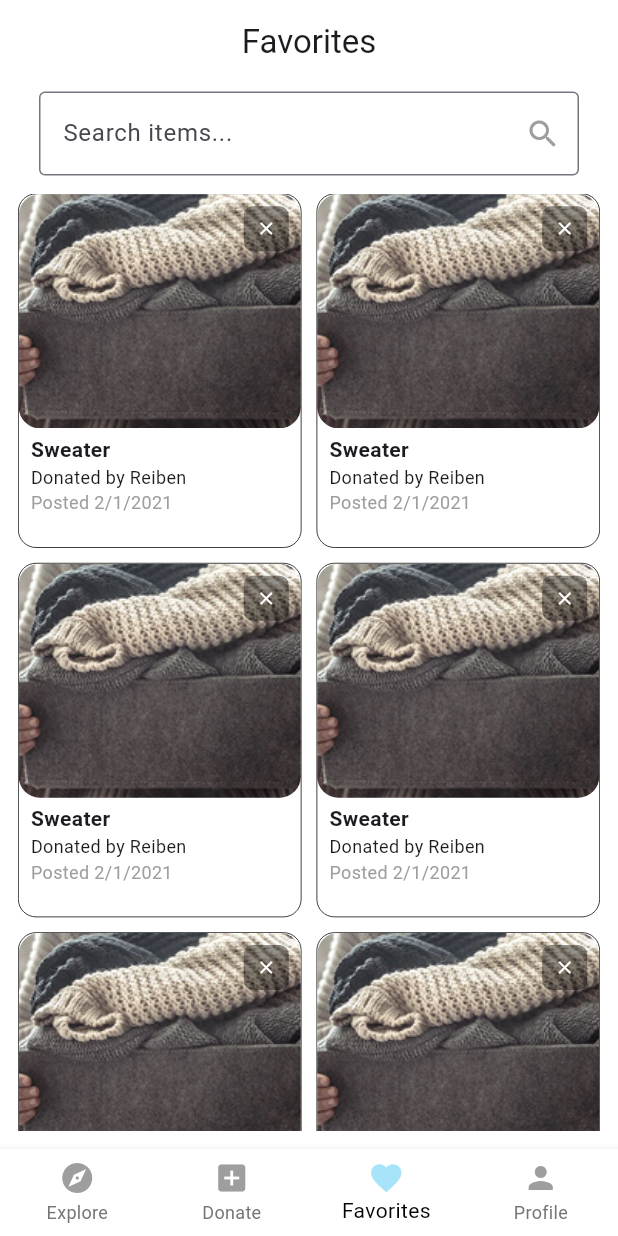
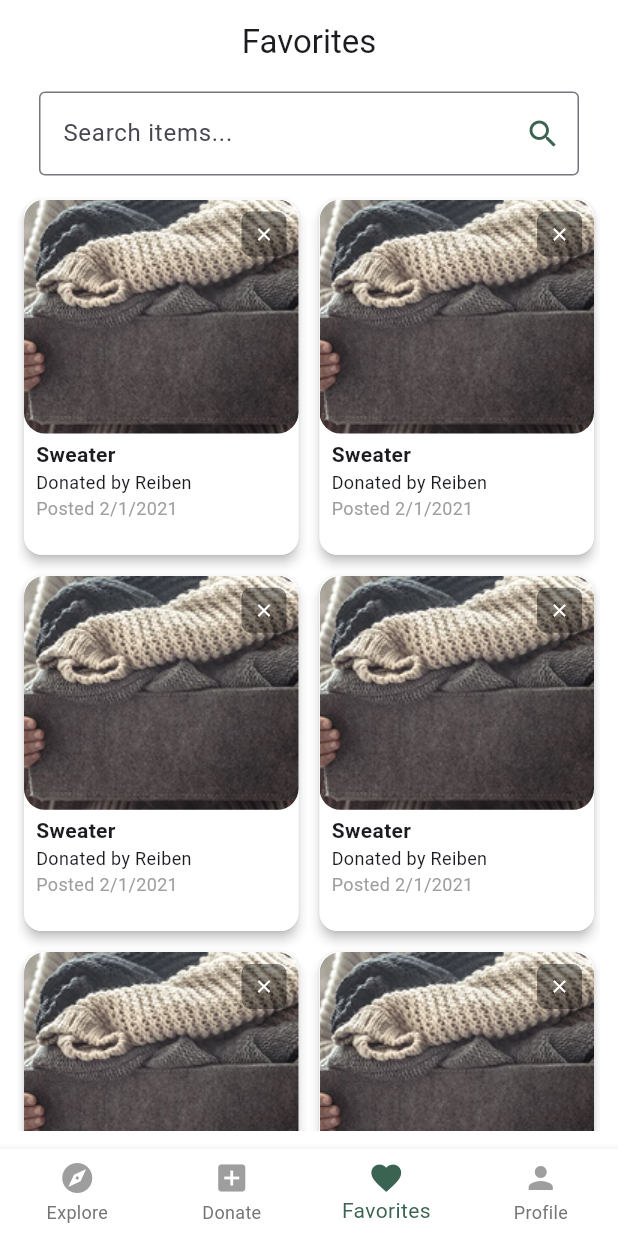
Before and after one commit to Aaronarphaxad/GiveNGet, a Flutter app: the ExploreScreen screen opened by its route, item 3 of the bottom bar chosen, on a phone screen of 412 x 824 dp. Run offline on Flutter 3.47's test engine with Material 3 defaults, Android fonts, the light colour scheme and no system bars; our stand-ins replace shared_preferences, smooth_page_indicator; accounts and stored records are empty.

Commit message:
updated favourites screen styling, card, green textfield

```diff
--- a/lib/screens/home/donate_screen.dart
+++ b/lib/screens/home/donate_screen.dart
@@ -18,7 +18,7 @@ class _DonateScreenState extends State<DonateScreen> {
       backgroundColor: Colors.white,
       appBar: AppBar(
         backgroundColor: Colors.white,
-        title: Text("Post a Donation", style: TextStyle(fontWeight: FontWeight.bold),),
+        title: Text("Post a Donation",),
         centerTitle: true,
       ),
       body: SingleChildScrollView(
--- a/lib/screens/home/explore_screen.dart
+++ b/lib/screens/home/explore_screen.dart
@@ -32,9 +32,9 @@ class _ExploreScreenState extends State<ExploreScreen> {
         currentIndex: _selectedIndex,
         onTap: _onItemTapped,
         type: BottomNavigationBarType.fixed,
-        selectedItemColor: Colors.black, // Keep the text color same
+        selectedItemColor: Color(0xFF3A6351), // Keep the text color same
         unselectedItemColor: Colors.grey.shade600, // Inactive text color
-        selectedIconTheme: const IconThemeData(color: Color.fromARGB(255, 167, 228, 250),), // More vibrant active icon color
+        selectedIconTheme: const IconThemeData(color: Color(0xFF3A6351),), // More vibrant active icon color
         unselectedIconTheme: const IconThemeData(color: Colors.grey), // Inactive icon color
         backgroundColor: Colors.white, // Background color for the bottom bar
         elevation: 5, // Shadow for the bottom bar
--- a/lib/screens/home/favorites_screen.dart
+++ b/lib/screens/home/favorites_screen.dart
@@ -37,20 +37,20 @@ class FavoritesScreen extends StatelessWidget {
                 SizedBox(
                 width: 360,
                 child: TextField(
-                  cursorColor: Color.fromARGB(255, 73, 181, 220),
+                  cursorColor: Color(0xFF3A6351),
                   decoration: InputDecoration(
                     focusedBorder:  OutlineInputBorder(
-                      borderSide: BorderSide(color: const Color.fromARGB(255, 73, 181, 220), width: 2),
+                      borderSide: BorderSide(color: Color(0xFF3A6351), width: 2),
                     ),
                     border: OutlineInputBorder(),
                     label: Text('Search items...'),
                     floatingLabelStyle: TextStyle(
-                      color: Color.fromARGB(255, 73, 181, 220),
+                      color: Color(0xFF3A6351),
                     ),
                   ),
                 ),
               ),
-              IconButton(onPressed: (){}, icon: Icon(Icons.search, color: Colors.grey,)),
+              IconButton(onPressed: (){}, icon: Icon(Icons.search, color: Color(0xFF3A6351),),),
               ],
             ),
            Expanded(
@@ -59,9 +59,9 @@ class FavoritesScreen extends StatelessWidget {
                child: GridView.builder(
                   gridDelegate: SliverGridDelegateWithFixedCrossAxisCount(
                     crossAxisCount: 2,
-                    crossAxisSpacing: 10,
-                    mainAxisSpacing: 10,
-                    childAspectRatio: 0.8,
+                    crossAxisSpacing: 6,
+                    mainAxisSpacing: 6,
+                    childAspectRatio: 0.78,
                   ),
                   itemCount: _getFavourites().length,
                   itemBuilder: (context, index) {
@@ -87,11 +87,15 @@ class FavouriteDonationGridListItem extends StatelessWidget {
   @override
   Widget build(BuildContext context) {
     return GestureDetector(
-      onTap: () {},  // we navigate to detail screen here
+      onTap: () {
+
+
+      },  // we navigate to detail screen here
+      child: Card(
+        elevation: 3,
         child: Container(
             decoration: BoxDecoration(
               borderRadius: BorderRadius.circular(12),
-            border: Border.all(color: Colors.black, width: 0.5),
               color: Colors.white
             ),
             child: Stack(
@@ -151,6 +155,7 @@ class FavouriteDonationGridListItem extends StatelessWidget {
               ],
             )
           ),
+      ),
     );;
   }
 }
--- a/lib/screens/home/profile_screen.dart
+++ b/lib/screens/home/profile_screen.dart
@@ -165,7 +165,7 @@ class ProfileItem extends StatelessWidget {
       child: Container(
         height: 44,
         decoration: BoxDecoration(
-          color: Color(0xFF3A6351),
+          color: Color.fromARGB(231, 58, 99, 81),
            borderRadius: BorderRadius.circular(3),
         ),
         child: Row(
@@ -197,7 +197,9 @@ class LogoutButton extends StatelessWidget {
     return Padding(
       padding: EdgeInsets.only(left: 20,right: 20),
       child: GestureDetector(
-        onTap: () { },
+        onTap: () {
+          Navigator.pushReplacementNamed(context, '/login');
+         },
         child: SizedBox(
           width: double.infinity,
           height: 40,
```
Lines whose indentation alone changed are shown as unchanged.
